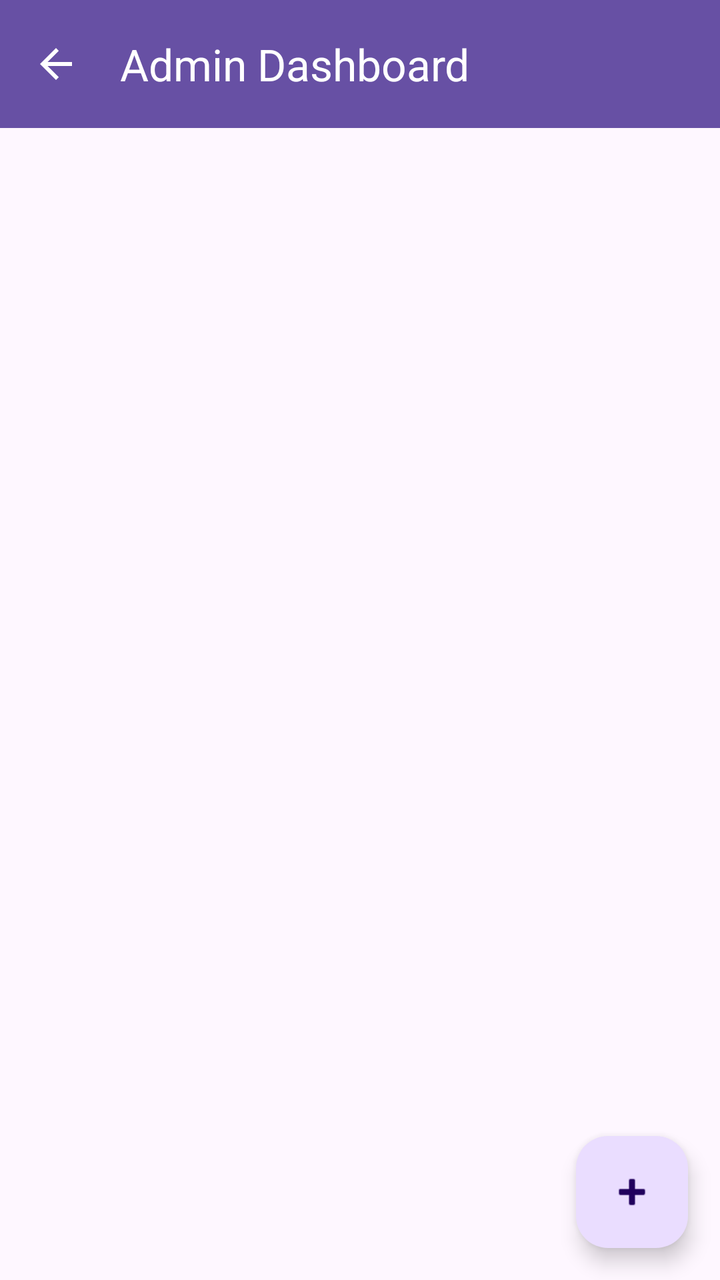
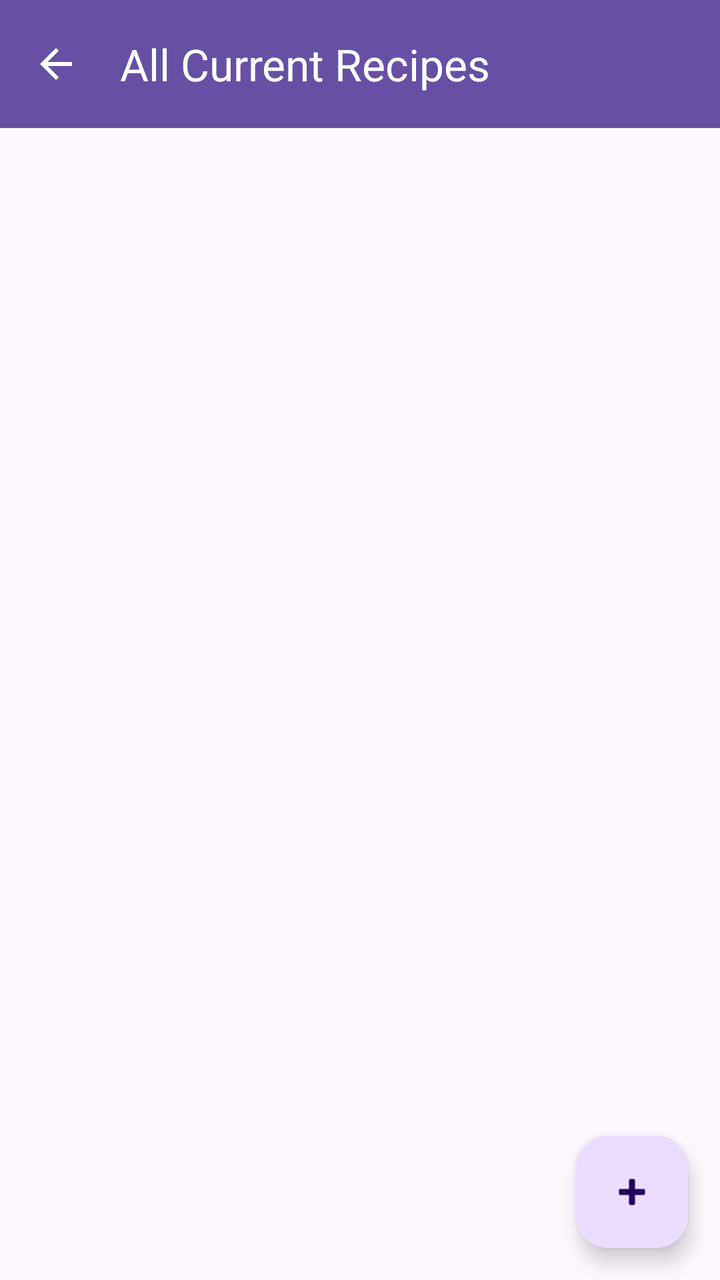

Before-and-after screenshots of an Android layout around one commit, followed by the original layout XML and the change that was made.
<!-- AndroidManifest.xml: application theme Theme.MyApplication_MainMenu1 -->
<!-- res/layout/activity_admin_dashboard.xml -->
<?xml version="1.0" encoding="utf-8"?>
<androidx.coordinatorlayout.widget.CoordinatorLayout
    xmlns:android="http://schemas.android.com/apk/res/android"
    xmlns:app="http://schemas.android.com/apk/res-auto"
    android:layout_width="match_parent"
    android:layout_height="match_parent">

    
    <com.google.android.material.appbar.AppBarLayout
        android:layout_width="match_parent"
        android:layout_height="wrap_content">

        <com.google.android.material.appbar.MaterialToolbar
            android:id="@+id/toolbarAdmin"
            android:layout_width="match_parent"
            android:layout_height="?attr/actionBarSize"
            android:background="?attr/colorPrimary"
            app:title="@string/admin_dashboard"
            app:menu="@menu/menu_logout"
            app:titleTextColor="@android:color/white"
            app:navigationIcon="?attr/homeAsUpIndicator"
            app:navigationIconTint="@color/white"/>
    </com.google.android.material.appbar.AppBarLayout>

    
    <androidx.recyclerview.widget.RecyclerView
        android:id="@+id/recyclerViewAdminRecipes"
        android:layout_width="match_parent"
        android:layout_height="match_parent"
        android:padding="12dp"
        app:layout_behavior="@string/appbar_scrolling_view_behavior" />

    
    <com.google.android.material.floatingactionbutton.FloatingActionButton
        android:id="@+id/fabAddRecipe"
        android:layout_width="wrap_content"
        android:layout_height="wrap_content"
        android:layout_margin="16dp"
        android:src="@android:drawable/ic_input_add"
        android:contentDescription="Add Recipe"
        app:layout_anchor="@id/recyclerViewAdminRecipes"
        app:layout_anchorGravity="bottom|end"/>

</androidx.coordinatorlayout.widget.CoordinatorLayout>
<!-- resources referenced by this layout -->
<resources>
  <color name="white">#FFFFFFFF</color>
  <string name="admin_dashboard">Admin Dashboard</string>
  <style name="Theme.MyApplication_MainMenu1" parent="Base.Theme.MyApplication_MainMenu1" />
  <style name="Base.Theme.MyApplication_MainMenu1" parent="Theme.Material3.DayNight.NoActionBar">
          
          
      </style>
</resources>

<!-- the commit's change to res/layout/activity_admin_dashboard.xml (unified diff, before → after) -->
@@ -15,7 +15,7 @@
             android:layout_width="match_parent"
             android:layout_height="?attr/actionBarSize"
             android:background="?attr/colorPrimary"
-            app:title="@string/admin_dashboard"
+            app:title="All Current Recipes"
             app:menu="@menu/menu_logout"
             app:titleTextColor="@android:color/white"
             app:navigationIcon="?attr/homeAsUpIndicator"
@@ -37,7 +37,7 @@
         android:layout_height="wrap_content"
         android:layout_margin="16dp"
         android:src="@android:drawable/ic_input_add"
-        android:contentDescription="Add Recipe"
+        android:contentDescription="@string/add_recipe"
         app:layout_anchor="@id/recyclerViewAdminRecipes"
         app:layout_anchorGravity="bottom|end"/>
 
<!-- resource entries referenced after the edit -->
@@ -1,7 +1,7 @@
 <!-- resources referenced by this layout -->
 <resources>
   <color name="white">#FFFFFFFF</color>
-  <string name="admin_dashboard">Admin Dashboard</string>
+  <string name="add_recipe">Add Recipe</string>
   <style name="Theme.MyApplication_MainMenu1" parent="Base.Theme.MyApplication_MainMenu1" />
   <style name="Base.Theme.MyApplication_MainMenu1" parent="Theme.Material3.DayNight.NoActionBar">
           
